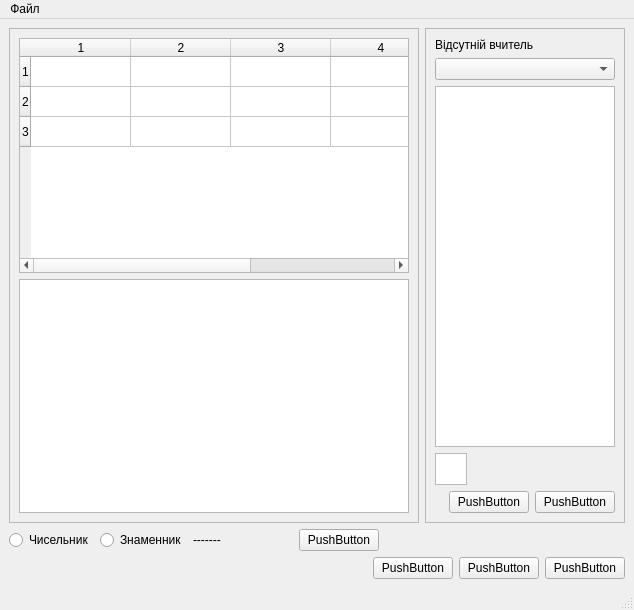
Above: Zamini/ui/mainform.ui from Zelenskiy/zamini before the change. Below: the same form after it.
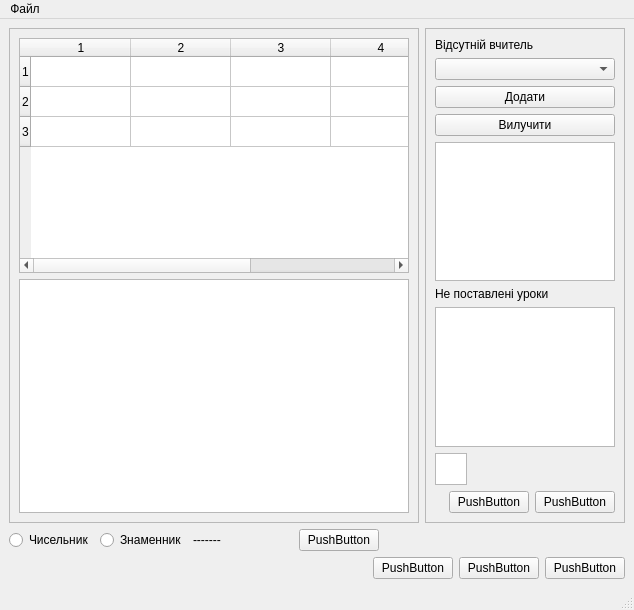
That is the form after the change.

What changed in the file:
```diff
--- a/Zamini/ui/mainform.ui
+++ b/Zamini/ui/mainform.ui
@@ -103,6 +103,30 @@
           <item>
            <widget class="QComboBox" name="comboBox"/>
           </item>
+          <item>
+           <widget class="QPushButton" name="pushButton_7">
+            <property name="text">
+             <string>Додати</string>
+            </property>
+           </widget>
+          </item>
+          <item>
+           <widget class="QPushButton" name="pushButton_8">
+            <property name="text">
+             <string>Вилучити</string>
+            </property>
+           </widget>
+          </item>
+          <item>
+           <widget class="QListWidget" name="listWidget"/>
+          </item>
+          <item>
+           <widget class="QLabel" name="label_3">
+            <property name="text">
+             <string>Не поставлені уроки</string>
+            </property>
+           </widget>
+          </item>
           <item>
            <widget class="QListView" name="listView"/>
           </item>
```
